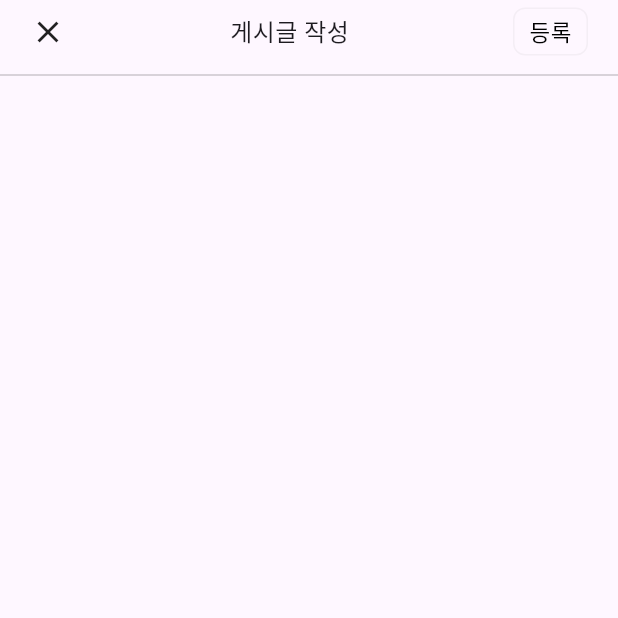
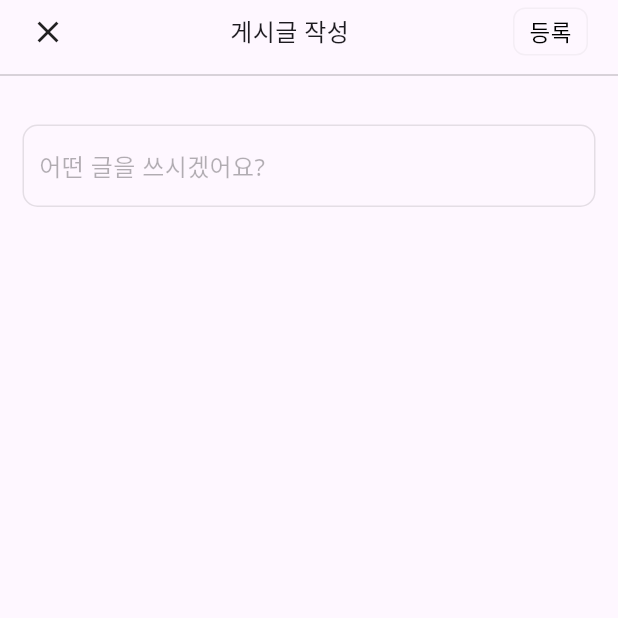
Before and after one commit to faithinker/ddocdoc_clone, a Flutter app: the WriteScreen screen opened by its route, on a phone screen of 412 x 824 dp, the top half of it. Run offline on Flutter 3.47's test engine with Material 3 defaults, Android fonts, the phone set to English and light mode, and no system bars; our stand-ins replace carousel_slider, dio, flash, flutter_riverpod, flutter_screenutil, font_awesome_flutter and 7 more; missing offline and left inert: flutter_naver_map, geolocator_apple; accounts and stored records are empty; generated files the repository leaves out were written again.

Commit message:
[커뮤니티][피드 작성]  - 글쓰기 화면 작업 진행 중  - 글쓰기 유형 bottom sheet 추가
[공통]
 - flutter_screenutil 추가
 - 리소스 분리

```diff
--- a/lib/feature/write/write_screen.dart
+++ b/lib/feature/community/write/write_screen.dart
@@ -1,11 +1,17 @@
+import 'package:ddocdoc_clone/feature/home/component/grey_container.dart';
 import 'package:flutter/material.dart';
 import 'package:flutter_riverpod/flutter_riverpod.dart';
 import 'package:go_router/go_router.dart';
-import '../../component/custom_button.dart';
+import '../../../component/custom_button.dart';
+import '../../../utils/resources.dart';
 import 'package:flash/flash.dart';
+import 'package:flutter_screenutil/flutter_screenutil.dart';
+import 'write_modal_bottom_sheet.dart';
 
 class WriteScreen extends ConsumerWidget {
-  const WriteScreen({super.key});
+  WriteScreen({super.key});
+
+  double screenWidth = ScreenUtil().screenWidth;
 
   @override
   Widget build(BuildContext context, WidgetRef ref) {
@@ -45,7 +51,23 @@ class WriteScreen extends ConsumerWidget {
               ],
             ),
             const SizedBox(height: 5),
-            Divider(color: Colors.black.withOpacity(0.2))
+            Divider(color: Colors.black.withOpacity(0.2)),
+            const SizedBox(height: 25),
+            GreyContainer(
+              imageWidth: screenWidth - 30,
+              height: 55,
+              child: Align(
+                alignment: Alignment.centerLeft,
+                child: Text(
+                  R.howToWriteType,
+                  style: TextStyle(
+                      fontSize: 16, color: Colors.black12.withOpacity(0.3),),
+                ),
+              ),
+              onTap: () {
+                WriteModalBottomSheet.show(context);
+              },
+            ),
           ],
         ),
       ),
--- a/lib/main.dart
+++ b/lib/main.dart
@@ -5,6 +5,7 @@ import 'package:google_fonts/google_fonts.dart';
 import 'utils/domain_url.dart';
 import 'utils/router_key.dart';
 import 'package:flutter_naver_map/flutter_naver_map.dart';
+import 'package:flutter_screenutil/flutter_screenutil.dart';
 import 'feature/bottom_tab/tap_screen.dart';
 import 'feature/my_page/event_vote/event_vote_parent_screen.dart';
 import 'feature/web_view/web_view_screen.dart';
@@ -16,7 +17,7 @@ import 'feature/intro/intro_screen.dart';
 import 'feature/permission/permission_screen.dart';
 import 'feature/pharmacy_map/pharmacy_map_screen.dart';
 import 'feature/hospital_map/hospital_map_screen.dart';
-import 'feature/write/write_screen.dart';
+import 'feature/community/write/write_screen.dart';
 
 void main() async {
   WidgetsFlutterBinding.ensureInitialized();
@@ -82,9 +83,8 @@ final GoRouter _router = GoRouter(
         builder: (context, state) => const HospitalMapScreen()),
     GoRoute(
         path: RouterKey.write,
-        builder: (context, state) => const WriteScreen(),
-        pageBuilder: (context, state) =>
-            const MaterialPage(child: WriteScreen())),
+        builder: (context, state) => WriteScreen(),
+        pageBuilder: (context, state) => MaterialPage(child: WriteScreen())),
   ],
 );
 
@@ -93,11 +93,14 @@ class DdocdocApp extends StatelessWidget {
 
   @override
   Widget build(BuildContext context) {
-    return MaterialApp.router(
-      routerConfig: _router,
-      debugShowCheckedModeBanner: false,
-      theme: ThemeData(
-        textTheme: GoogleFonts.notoSansTextTheme(),
+    return ScreenUtilInit(
+      designSize: const Size(360, 690),
+      builder: (context, child) => MaterialApp.router(
+        routerConfig: _router,
+        debugShowCheckedModeBanner: false,
+        theme: ThemeData(
+          textTheme: GoogleFonts.notoSansTextTheme(),
+        ),
       ),
     );
   }
--- a/lib/utils/resources.dart
+++ b/lib/utils/resources.dart
@@ -1,3 +1,17 @@
 class R {
   static const name = '';
+
+  static const communityTabList = [
+    "전체",
+    '아이가 아파요',
+    '아토피맘 공감',
+    '성장발달 고민',
+    '육아•일상',
+    '이벤트',
+    '똑닥어린이'
+  ];
+
+  static const howToWriteType = '어떤 글을 쓰시겠어요?';
+
+  static const helpDdocdac = '똑닥에게 물어보세요.';
 }
--- a/pubspec.yaml
+++ b/pubspec.yaml
@@ -15,11 +15,11 @@ dependencies:
   flutter:
     sdk: flutter
   flutter_hooks: ^0.20.3
-  # flutter_local_notifications: ^17.1.0
   flutter_naver_map: ^1.2.2
+  flutter_riverpod: ^2.4.9
+  flutter_screenutil: ^5.9.1
+  font_awesome_flutter: ^10.6.0
   geolocator: ^11.0.0
-  flutter_riverpod: ^2.4.9
-  font_awesome_flutter: ^10.6.0
   go_router: ^13.0.0
   google_fonts: ^6.1.0
   intl: ^0.19.0
```
Also changed, not shown: lib/feature/community/community_screen.dart (+3 -4 lines), lib/feature/community/write/write_modal_bottom_sheet.dart (added, +102 -0 lines), lib/feature/home/home_screen.dart (+7 -6 lines).
